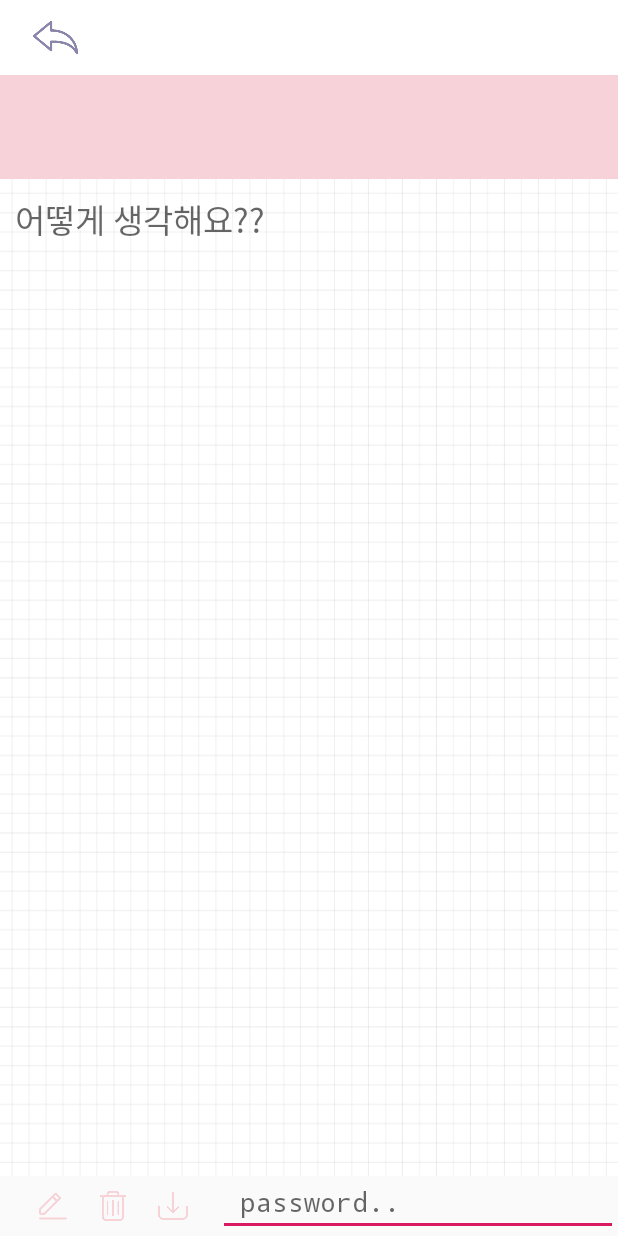
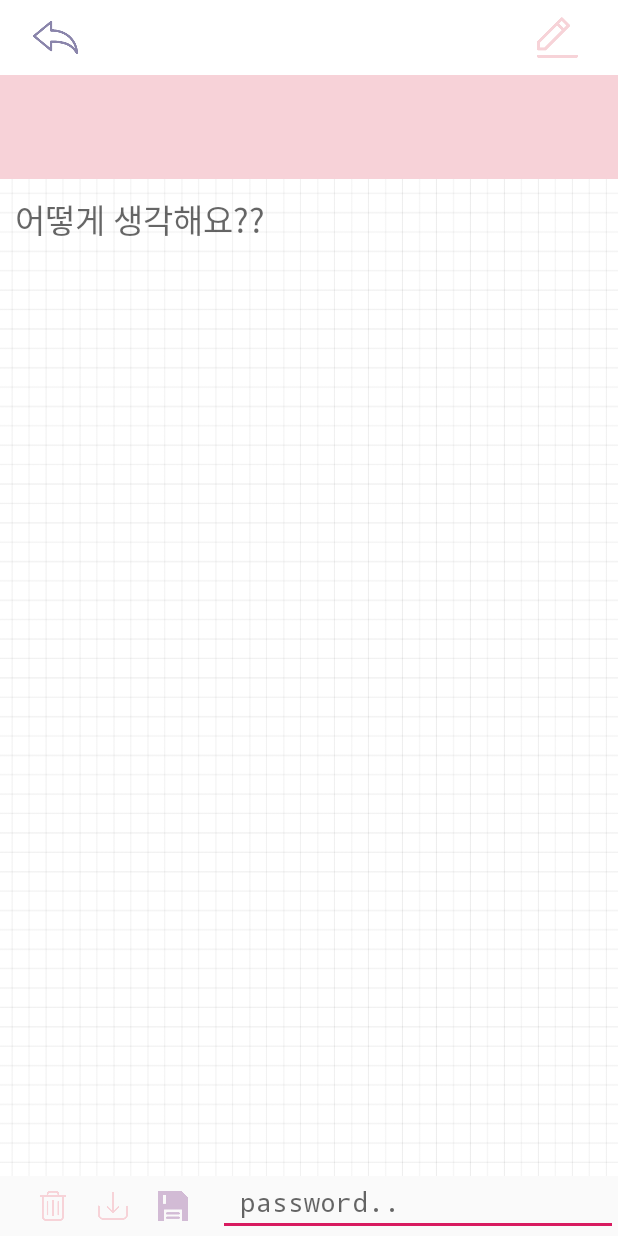
Before and after one commit to rangkim/DiaryApp, an Android app: the ModifyMyDataActivity screen opened directly, with no data from a screen before it, on a phone screen of 412 x 824 dp. Run offline under Robolectric (Android 15) with nearby library versions, the phone set to English and light mode, and no system bars.

Commit message:
TTs 기능 추가

```diff
--- a/app/src/main/res/layout/modify.xml
+++ b/app/src/main/res/layout/modify.xml
@@ -40,6 +40,19 @@
             android:layout_gravity="center"
             />
 
+        <!--저장버튼-->
+        <ImageView
+            android:id="@+id/modify"
+            android:layout_width="50dp"
+            android:layout_height="50dp"
+            android:layout_marginEnd="15dp"
+            android:layout_gravity="end"
+            android:padding="10dp"
+            android:clickable="true"
+            android:onClick="modifyData"
+            android:src="@drawable/write"
+            />
+
     </FrameLayout>
 
     <FrameLayout
@@ -75,23 +88,12 @@
         app:layout_constraintBottom_toBottomOf="parent"
         >
 
-        <!--저장버튼-->
-        <ImageView
-            android:id="@+id/modify"
-            android:layout_width="40dp"
-            android:layout_height="40dp"
-            android:layout_marginStart="15dp"
-            android:padding="10dp"
-            android:clickable="true"
-            android:onClick="modifyData"
-            android:src="@drawable/write"
-            />
-
         <!-- 삭제 버튼 -->
         <ImageView
             android:id="@+id/delete"
             android:layout_width="40dp"
             android:layout_height="40dp"
+            android:layout_marginStart="15dp"
             android:padding="10dp"
             android:clickable="true"
             android:onClick="deleteData"
@@ -107,6 +109,17 @@
             android:clickable="true"
             android:onClick="changeImage"
             android:src="@drawable/save"
+            />
+
+        <!-- image 버튼 -->
+        <ImageView
+            android:id="@+id/ttsButton"
+            android:layout_width="40dp"
+            android:layout_height="40dp"
+            android:padding="10dp"
+            android:clickable="true"
+            android:onClick="startTextToSpeech"
+            android:src="@drawable/tts"
             />
 
         <EditText
```
Also changed, not shown: app/src/main/java/com/example/diaryapp/activity/ModifyMyDataActivity.java (+49 -4 lines), app/src/main/res/drawable-xxxhdpi/tts.png (added).
